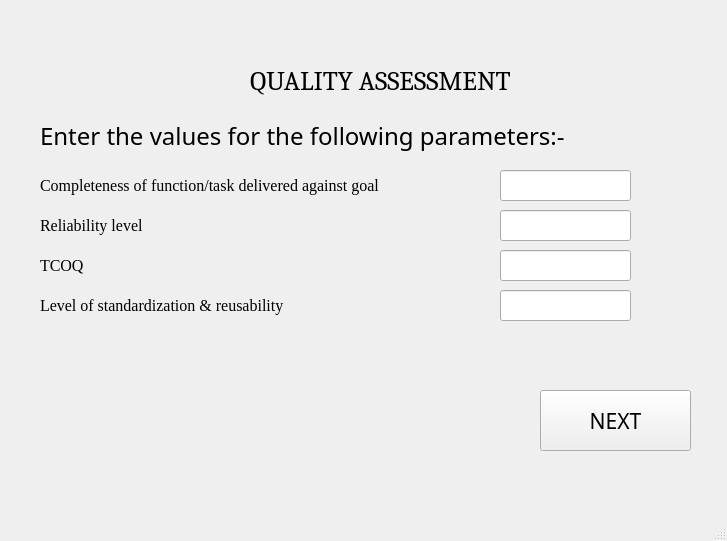
The window that ui_files/quality_screen.ui (yorozuya-2003/institutional_benchmarking_model) describes before a commit, drawn with Qt 5.
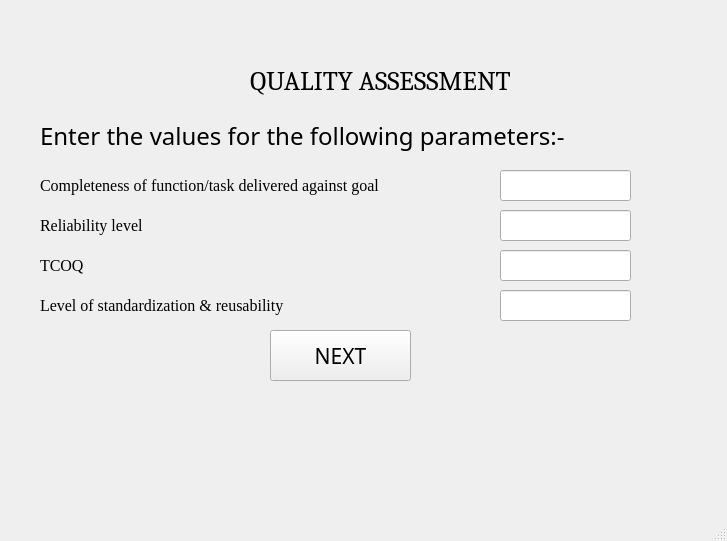
The same window after the commit.

What changed in the file:
```diff
--- a/ui_files/quality_screen.ui
+++ b/ui_files/quality_screen.ui
@@ -201,10 +201,10 @@
    <widget class="QPushButton" name="nextButton">
     <property name="geometry">
      <rect>
-      <x>540</x>
-      <y>390</y>
-      <width>151</width>
-      <height>61</height>
+      <x>270</x>
+      <y>330</y>
+      <width>141</width>
+      <height>51</height>
      </rect>
     </property>
     <property name="font">
```
Left out of the diff: 2 changed lines with no effect on the pictures.
